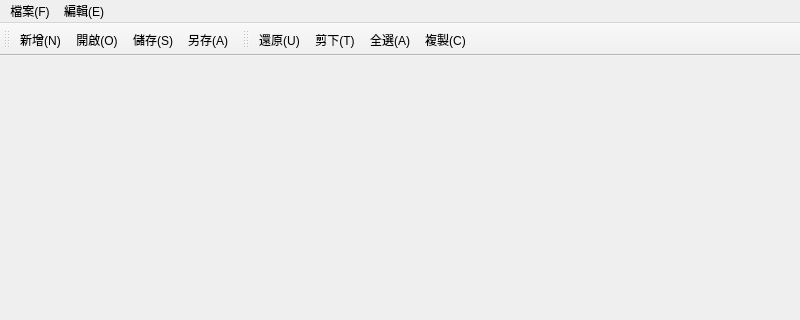
The window that designwindow/mianwindow.ui (41343101/DesignWindow) describes before a commit, drawn with Qt 5; both pictures show x 0 to 800 and y 0 to 320 of the 800 by 600 pixel window.
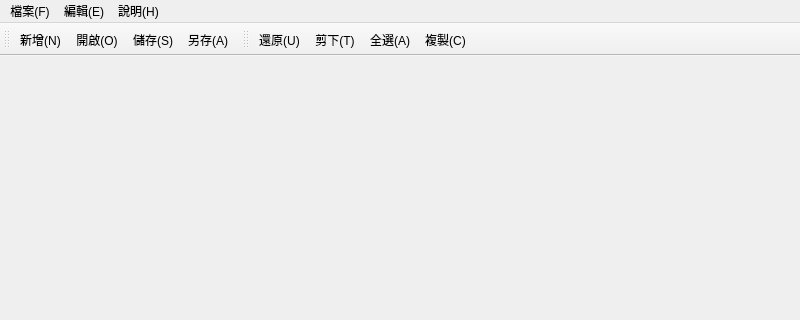
The same window after the commit.

Commit message: Add third menu (說明/Help) with menu items

The edit to the form file:
```diff
--- a/designwindow/mianwindow.ui
+++ b/designwindow/mianwindow.ui
@@ -45,8 +45,17 @@
     <addaction name="action_A_2"/>
     <addaction name="action_C_2"/>
    </widget>
+   <widget class="QMenu" name="menu_H">
+    <property name="title">
+     <string>說明(H)</string>
+    </property>
+    <addaction name="action_H"/>
+    <addaction name="separator"/>
+    <addaction name="action_About"/>
+   </widget>
    <addaction name="menu_F"/>
    <addaction name="menu"/>
+   <addaction name="menu_H"/>
   </widget>
   <widget class="QStatusBar" name="statusbar"/>
   <widget class="QToolBar" name="toolBar">
```
Left out of the diff: 13 changed lines with no effect on the pictures. The commit also changes 9 other files.
